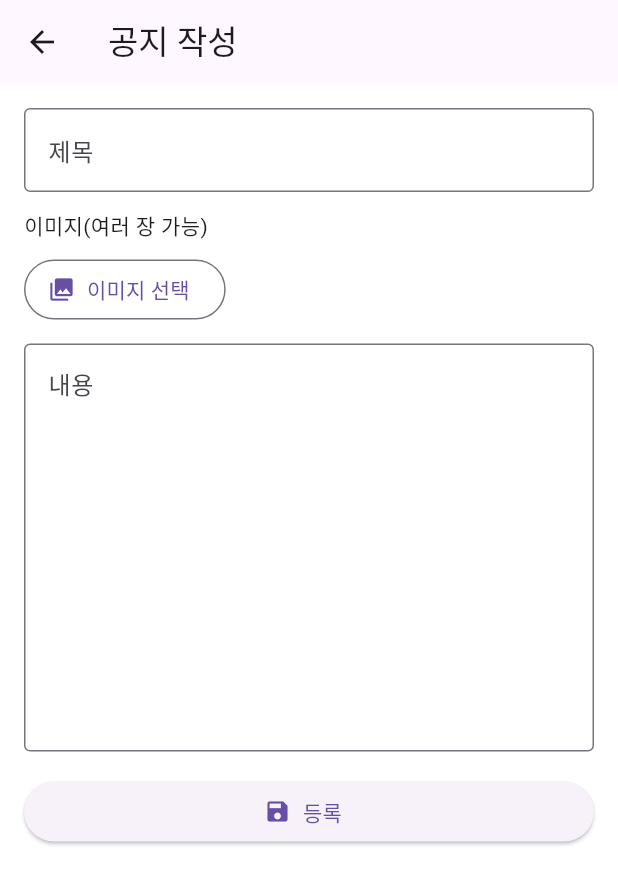
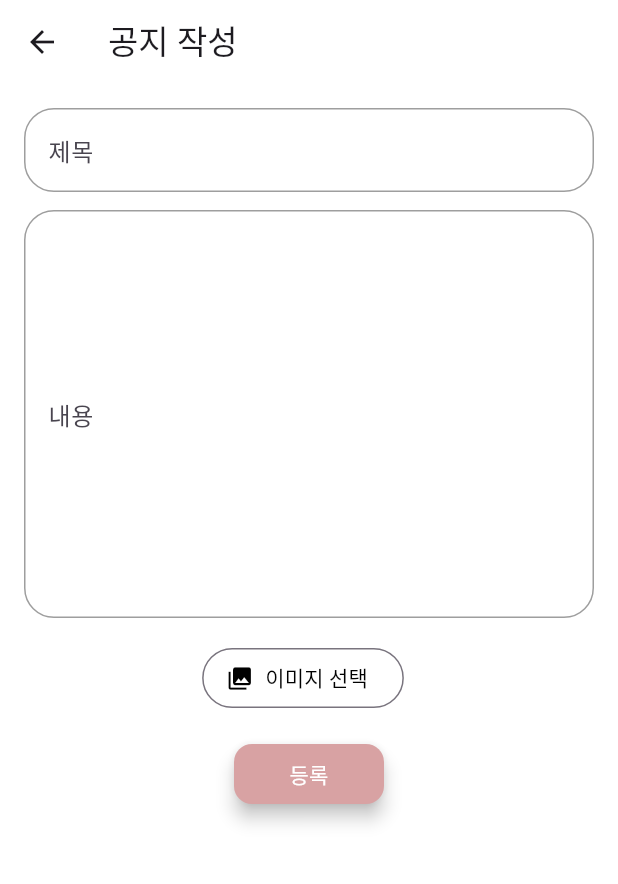
Before and after one commit to SPARK-GSS/App, a Flutter app: the NoticeEditorPage screen opened directly with empty values, on a phone screen of 412 x 824 dp. Shown: the top 884 px of the screen. Run offline on Flutter 3.47's test engine with Material 3 defaults, Android fonts, the light colour scheme and no system bars; our stand-ins replace csv, file_picker, firebase_auth, firebase_core, firebase_database, firebase_storage and 7 more; missing offline and left inert: firebase_app_check; accounts and stored records are empty.

Commit message:
notice design

```diff
--- a/lib/mainpages/noticeboard.dart
+++ b/lib/mainpages/noticeboard.dart
@@ -164,13 +164,14 @@ class NoticeBoard extends StatelessWidget {
           ),
           floatingActionButton: canManage
               ? FloatingActionButton.extended(
+            backgroundColor: Color.fromRGBO(216, 162, 163, 1.0),
             onPressed: () {
               Navigator.of(context).push(MaterialPageRoute(
                 builder: (_) => NoticeEditorPage(clubName: clubName),
               ));
             },
-            icon: const Icon(Icons.add),
-            label: const Text('공지 작성'),
+            icon: const Icon(Icons.add, color: Colors.white,),
+            label: const Text('공지 작성', style: TextStyle(color: Colors.white),),
           )
               : null,
         );
@@ -288,6 +289,7 @@ class _NoticeDetailPageState extends State<NoticeDetailPage> {
         actions: [
           if (_menuVisible)
             PopupMenuButton<String>(
+              color: Colors.white,
               onSelected: (v) {
                 if (v == 'edit') _editNotice();
                 if (v == 'delete') _deleteNotice();
@@ -296,7 +298,8 @@ class _NoticeDetailPageState extends State<NoticeDetailPage> {
                 PopupMenuItem(value: 'edit', child: Text('수정')),
                 PopupMenuItem(
                   value: 'delete',
-                  child: Text('삭제', style: TextStyle(color: Colors.red)),
+                  child: Text('삭제', style: TextStyle(color: Color.fromRGBO(
+                      209, 87, 90, 1.0))),
                 ),
               ],
               icon: const Icon(Icons.more_vert),
@@ -550,11 +553,12 @@ class _NoticeEditorPageState extends State<NoticeEditorPage> {
   }
 
   Widget _buildImagesEditor() {
-    return Column(
-      crossAxisAlignment: CrossAxisAlignment.start,
+    return Center(
+        child:Column(
+      //crossAxisAlignment: CrossAxisAlignment.start,
       children: [
-        const Text('이미지(여러 장 가능)'),
-        const SizedBox(height: 8),
+        //const Text('이미지(여러 장 가능)'),
+        //const SizedBox(height: 8),
 
         // 기존 이미지들(원격 URL)
         if (_existingUrls.isNotEmpty) ...[
@@ -620,54 +624,107 @@ class _NoticeEditorPageState extends State<NoticeEditorPage> {
         ],
 
         Row(
+          mainAxisSize: MainAxisSize.min,
           children: [
             OutlinedButton.icon(
               onPressed: _pickImages,
-              icon: const Icon(Icons.photo_library),
-              label: const Text('이미지 선택'),
+              icon: const Icon(Icons.photo_library, color: Colors.black,),
+              label: const Text('이미지 선택', style: TextStyle(color: Colors.black),),
             ),
             const SizedBox(width: 8),
             if (_saving) const SizedBox(width: 18, height: 18, child: CircularProgressIndicator(strokeWidth: 2)),
           ],
-        )
+        ),
       ],
-    );
+    ),);
   }
 
   @override
   Widget build(BuildContext context) {
     return Scaffold(
       backgroundColor: Colors.white,
-      appBar: AppBar(title: Text(widget.isEdit ? '공지 수정' : '공지 작성')),
+      appBar: AppBar(title: Text(widget.isEdit ? '공지 수정' : '공지 작성'), backgroundColor: Colors.white,),
       body: ListView(
         padding: const EdgeInsets.all(16),
         children: [
           TextField(
             controller: _titleC,
             decoration:
-            const InputDecoration(labelText: '제목', border: OutlineInputBorder()),
+            const InputDecoration(
+              labelText: '제목',
+              border: OutlineInputBorder(),
+              enabledBorder: const OutlineInputBorder(
+                borderRadius: BorderRadius.all(Radius.circular(20)),
+                borderSide: BorderSide(color: Colors.grey, width: 1),
+              ),
+              focusedBorder: const OutlineInputBorder(
+                borderRadius: BorderRadius.all(Radius.circular(20)),
+                borderSide: BorderSide(
+                  color: Color.fromRGBO(119, 119, 119, 1.0),
+                  width: 2,
+                ),
+              ),
+              floatingLabelStyle: const TextStyle(
+                color: Color.fromRGBO(119, 119, 119, 1.0),
+                fontWeight: FontWeight.w600,
+              ),
+            ),
           ),
           const SizedBox(height: 12),
-          _buildImagesEditor(),
-          const SizedBox(height: 12),
+
           TextField(
             controller: _contentC,
             maxLines: 10,
             decoration: const InputDecoration(
               labelText: '내용',
-              alignLabelWithHint: true,
               border: OutlineInputBorder(),
+              enabledBorder: const OutlineInputBorder(
+                borderRadius: BorderRadius.all(Radius.circular(20)),
+                borderSide: BorderSide(color: Colors.grey, width: 1),
+              ),
+              focusedBorder: const OutlineInputBorder(
+                borderRadius: BorderRadius.all(Radius.circular(20)),
+                borderSide: BorderSide(
+                  color: Color.fromRGBO(119, 119, 119, 1.0),
+                  width: 2,
+                ),
+              ),
+              floatingLabelStyle: const TextStyle(
+                color: Color.fromRGBO(119, 119, 119, 1.0),
+                fontWeight: FontWeight.w600,
+              ),
             ),
           ),
           const SizedBox(height: 16),
-          _saving
-              ? const Center(child: CircularProgressIndicator())
-              : ElevatedButton.icon(
+
+          _buildImagesEditor(),
+          const SizedBox(height: 20),
+
+      _saving
+          ? const Center(
+        child: CircularProgressIndicator(),
+      )
+          : Center(
+        child: ConstrainedBox(
+          constraints: const BoxConstraints.tightFor(width: 100, height: 40),
+          child: ElevatedButton(
             onPressed: _save,
-            icon: const Icon(Icons.save),
-            label: Text(widget.isEdit ? '수정' : '등록'),
+            //icon: const Icon(Icons.save),
+            child: Text(widget.isEdit ? '수정' : '등록'),
+            style: ElevatedButton.styleFrom(
+              minimumSize: const Size(100, 40),
+              backgroundColor: Color.fromRGBO(216, 162, 163, 1.0),
+              foregroundColor: Color.fromRGBO(255, 255, 255, 1.0),
+              shape: RoundedRectangleBorder(
+                borderRadius: BorderRadius.circular(12),
+              ),
+              elevation: 5,
+              padding: EdgeInsets.zero,
+            ),
           ),
-        ],
+        ),
+      ),
+      ],
       ),
     );
   }
```
